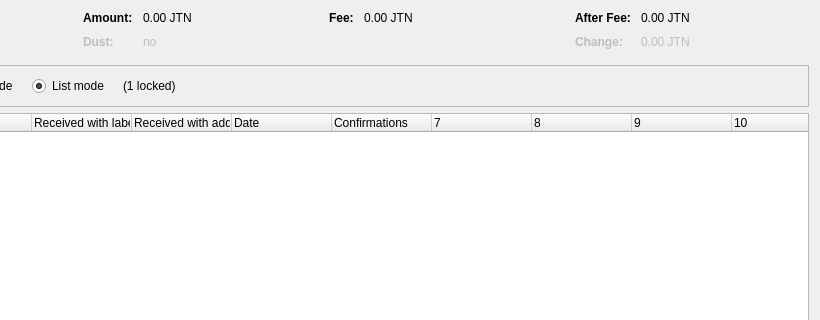
First picture: the form in src/qt/forms/coincontroldialog.ui, repository Fintefy/bitcoin, before the edit; both pictures show x 180 to 1000 and y 0 to 320 of the 1000 by 500 pixel window.
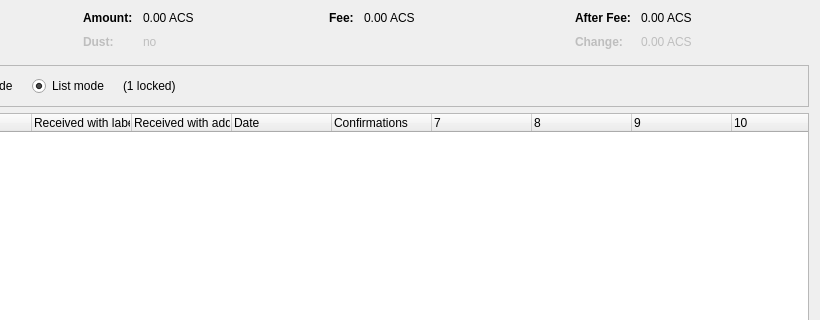
Second picture: the form after the edit. Custom widgets are drawn as their Qt base class.

```diff
--- a/src/qt/forms/coincontroldialog.ui
+++ b/src/qt/forms/coincontroldialog.ui
@@ -132,7 +132,7 @@
           <enum>Qt::ActionsContextMenu</enum>
          </property>
          <property name="text">
-          <string notr="true">0.00 JTN</string>
+          <string notr="true">0.00 ACS</string>
          </property>
          <property name="textInteractionFlags">
           <set>Qt::LinksAccessibleByMouse|Qt::TextSelectableByKeyboard|Qt::TextSelectableByMouse</set>
@@ -212,7 +212,7 @@
           <enum>Qt::ActionsContextMenu</enum>
          </property>
          <property name="text">
-          <string notr="true">0.00 JTN</string>
+          <string notr="true">0.00 ACS</string>
          </property>
          <property name="textInteractionFlags">
           <set>Qt::LinksAccessibleByMouse|Qt::TextSelectableByKeyboard|Qt::TextSelectableByMouse</set>
@@ -257,7 +257,7 @@
           <enum>Qt::ActionsContextMenu</enum>
          </property>
          <property name="text">
-          <string notr="true">0.00 JTN</string>
+          <string notr="true">0.00 ACS</string>
          </property>
          <property name="textInteractionFlags">
           <set>Qt::LinksAccessibleByMouse|Qt::TextSelectableByKeyboard|Qt::TextSelectableByMouse</set>
@@ -292,7 +292,7 @@
           <enum>Qt::ActionsContextMenu</enum>
          </property>
          <property name="text">
-          <string notr="true">0.00 JTN</string>
+          <string notr="true">0.00 ACS</string>
          </property>
          <property name="textInteractionFlags">
           <set>Qt::LinksAccessibleByMouse|Qt::TextSelectableByKeyboard|Qt::TextSelectableByMouse</set>
```
